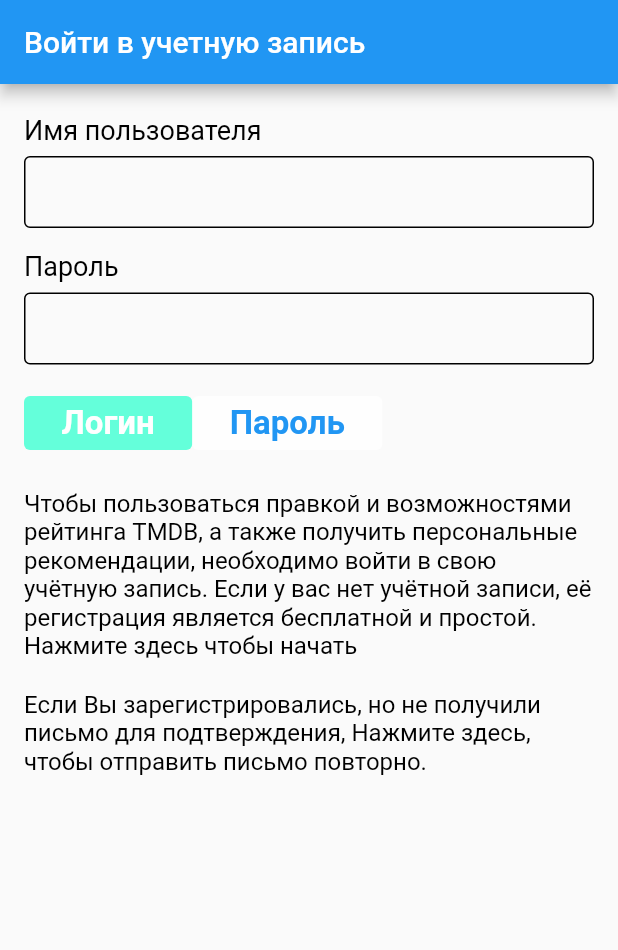
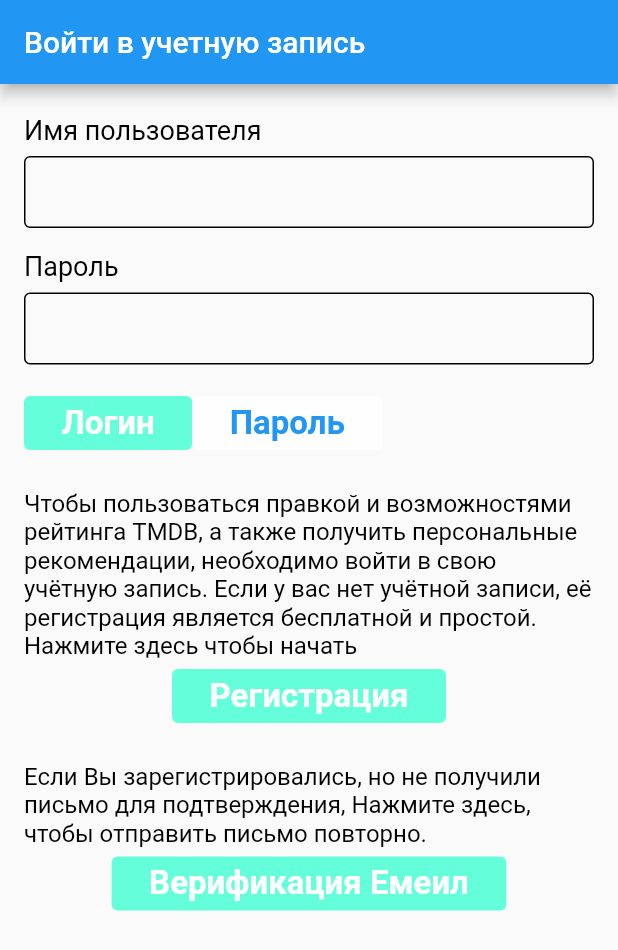
Before and after one commit to Wlad11/flutter, a Flutter app: the screen it shows after launch, on a phone screen of 412 x 824 dp. Shown: the top 950 px of the screen. Run offline on Flutter 3.47's test engine with Material 2 defaults, Android fonts, the phone set to English and light mode, and no system bars.

Commit message:
Добавил кнопок

```diff
--- /dev/null
+++ b/lesson/lib/Theme/app_button_style.dart
@@ -0,0 +1,12 @@
+import 'package:flutter/material.dart';
+
+
+abstract class AppButtonStyle {
+ static final ButtonStyle linkButton = ButtonStyle(
+      foregroundColor: MaterialStateProperty.all(Colors.white),
+      backgroundColor: MaterialStateProperty.all(Colors.tealAccent),
+      textStyle: MaterialStateProperty.all(
+          const TextStyle(fontSize: 22, fontWeight: FontWeight.w700)),
+      padding: MaterialStateProperty.all(
+          const EdgeInsets.symmetric(horizontal: 25)));
+}
--- a/lesson/lib/widgets/aut/aut_widget.dart
+++ b/lesson/lib/widgets/aut/aut_widget.dart
@@ -1,4 +1,5 @@
 import 'package:flutter/material.dart';
+import 'package:lesson/Theme/app_button_style.dart';
 
 class AutWidget extends StatefulWidget {
   const AutWidget({Key? key}) : super(key: key);
@@ -36,19 +37,31 @@ class _NeaderWidget extends StatelessWidget {
     return Padding(
       padding: const EdgeInsets.symmetric(horizontal: 16), //Отступы от края
       child: Column(
-        children: const [
-          SizedBox(height: 20),
-          _FormWidget(), //Авторизация Пароль
-          SizedBox(height: 20),
-          Text(
+        children: [
+          const SizedBox(height: 20),
+          const _FormWidget(), //Авторизация Пароль
+          const SizedBox(height: 20),
+          const Text(
             "Чтобы пользоваться правкой и возможностями рейтинга TMDB, а также получить персональные рекомендации, необходимо войти в свою учётную запись. Если у вас нет учётной записи, её регистрация является бесплатной и простой. Нажмите здесь чтобы начать ",
             style: textStyle,
           ),
-          SizedBox(height: 20),
-          Text(
+          TextButton(
+            onPressed: () {},
+            child: const Text("Регистрация"),
+            style: AppButtonStyle.linkButton, //В Theme
+          ),
+          //  ),
+          const SizedBox(height: 20),
+          const Text(
             "Если Вы зарегистрировались, но не получили письмо для подтверждения, Нажмите здесь, чтобы отправить письмо повторно.",
             style: textStyle,
           ),
+          TextButton(
+            onPressed: () {},
+            child: const Text("Верификация Емеил"),
+            style: AppButtonStyle.linkButton, //В Theme
+          ),
+          // ElevatedButton(onPressed: () {}, child: Text('Верификация емеил')),
         ],
       ),
     );
@@ -101,13 +114,7 @@ class __FormWidgetState extends State<_FormWidget> {
             TextButton(
               onPressed: () {},
               child: const Text("Логин"),
-              style: ButtonStyle(
-                  foregroundColor: MaterialStateProperty.all(Colors.white),
-                  backgroundColor: MaterialStateProperty.all(Colors.tealAccent),
-                  textStyle: MaterialStateProperty.all(const TextStyle(
-                      fontSize: 22, fontWeight: FontWeight.w700)),
-                  padding: MaterialStateProperty.all(
-                      const EdgeInsets.symmetric(horizontal: 25))),
+              style: AppButtonStyle.linkButton, //В Theme
             ),
             TextButton(
               onPressed: () {},
```
